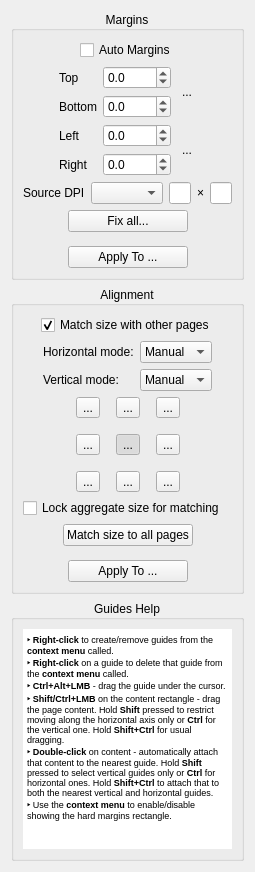
The window that src/core/filters/page_layout/OptionsWidget.ui (2ndmax/scantailor-ocr) describes before a commit, drawn with Qt 5.
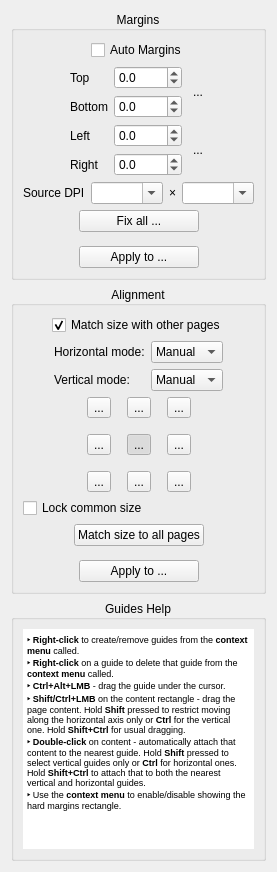
The same window after the commit. Icons and pictures are not drawn. Custom widgets are drawn as their Qt base class.

Commit message: Interface: consistent wording and narrower options panels

Patch:
```diff
--- a/src/core/filters/page_layout/OptionsWidget.ui
+++ b/src/core/filters/page_layout/OptionsWidget.ui
@@ -278,6 +278,19 @@
       </item>
       <item>
        <layout class="QHBoxLayout" name="sourceDpiLayout">
+        <item>
+         <spacer name="sourceDpiSpacerLeft">
+          <property name="orientation">
+           <enum>Qt::Horizontal</enum>
+          </property>
+          <property name="sizeHint" stdset="0">
+           <size>
+            <width>1</width>
+            <height>1</height>
+           </size>
+          </property>
+         </spacer>
+        </item>
         <item>
          <widget class="QLabel" name="sourceDpiLabel">
           <property name="text">
@@ -286,15 +299,15 @@
          </widget>
         </item>
         <item>
-         <widget class="QComboBox" name="sourceDpiCombo"/>
-        </item>
-        <item>
-         <widget class="QLineEdit" name="sourceXDpi">
-          <property name="maximumSize">
-           <size>
-            <width>40</width>
-            <height>16777215</height>
-           </size>
+         <widget class="QComboBox" name="sourceXDpi">
+          <property name="sizePolicy">
+           <sizepolicy hsizetype="Fixed" vsizetype="Fixed">
+            <horstretch>0</horstretch>
+            <verstretch>0</verstretch>
+           </sizepolicy>
+          </property>
+          <property name="editable">
+           <bool>true</bool>
           </property>
          </widget>
         </item>
@@ -306,14 +319,30 @@
          </widget>
         </item>
         <item>
-         <widget class="QLineEdit" name="sourceYDpi">
-          <property name="maximumSize">
+         <widget class="QComboBox" name="sourceYDpi">
+          <property name="sizePolicy">
+           <sizepolicy hsizetype="Fixed" vsizetype="Fixed">
+            <horstretch>0</horstretch>
+            <verstretch>0</verstretch>
+           </sizepolicy>
+          </property>
+          <property name="editable">
+           <bool>true</bool>
+          </property>
+         </widget>
+        </item>
+        <item>
+         <spacer name="sourceDpiSpacerRight">
+          <property name="orientation">
+           <enum>Qt::Horizontal</enum>
+          </property>
+          <property name="sizeHint" stdset="0">
            <size>
-            <width>40</width>
-            <height>16777215</height>
+            <width>1</width>
+            <height>1</height>
            </size>
           </property>
-         </widget>
+         </spacer>
         </item>
        </layout>
       </item>
@@ -341,7 +370,7 @@
            </size>
           </property>
           <property name="text">
-           <string>Fix all...</string>
+           <string>Fix all ...</string>
           </property>
          </widget>
         </item>
@@ -390,7 +419,7 @@
            <string>Applies the margins of this page to other pages.</string>
           </property>
           <property name="text">
-           <string>Apply To ...</string>
+           <string>Apply to ...</string>
           </property>
          </widget>
         </item>
@@ -812,7 +841,7 @@
          <string>Keep the aggregate page size used for matching fixed while you switch pages, so the reference dimensions do not jump.</string>
         </property>
         <property name="text">
-         <string>Lock aggregate size for matching</string>
+         <string>Lock common size</string>
         </property>
        </widget>
       </item>
@@ -892,7 +921,7 @@
            <string>Applies the alignment of this page to other pages.</string>
           </property>
           <property name="text">
-           <string>Apply To ...</string>
+           <string>Apply to ...</string>
           </property>
          </widget>
         </item>
```
The commit also changes 43 other files.
